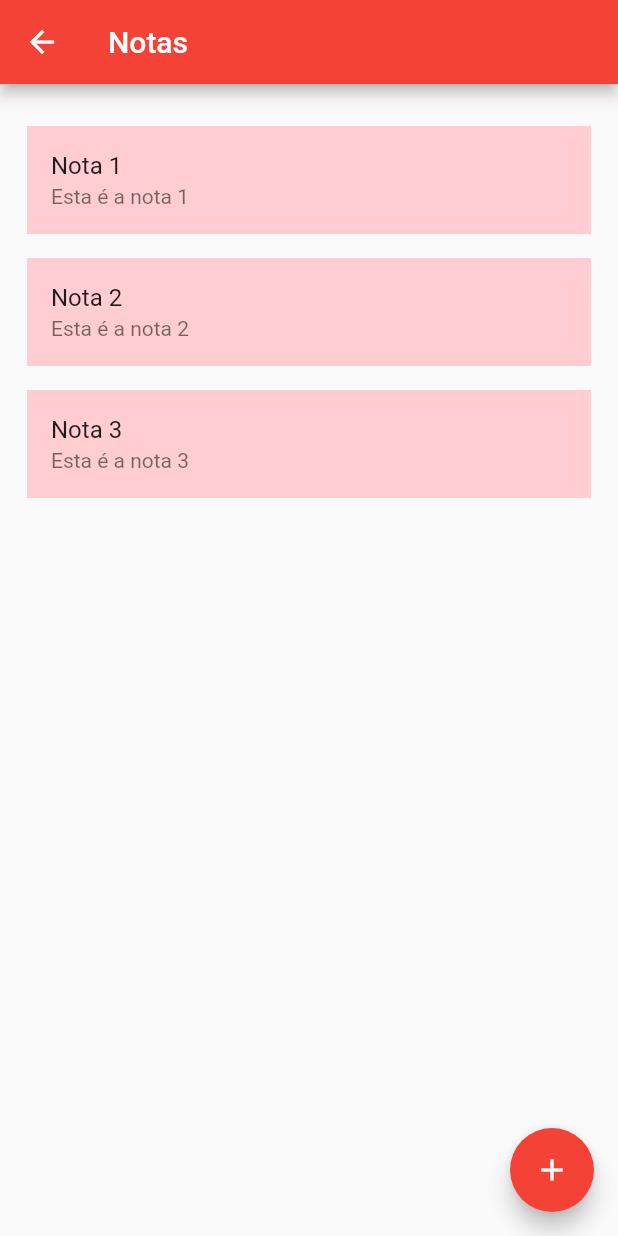
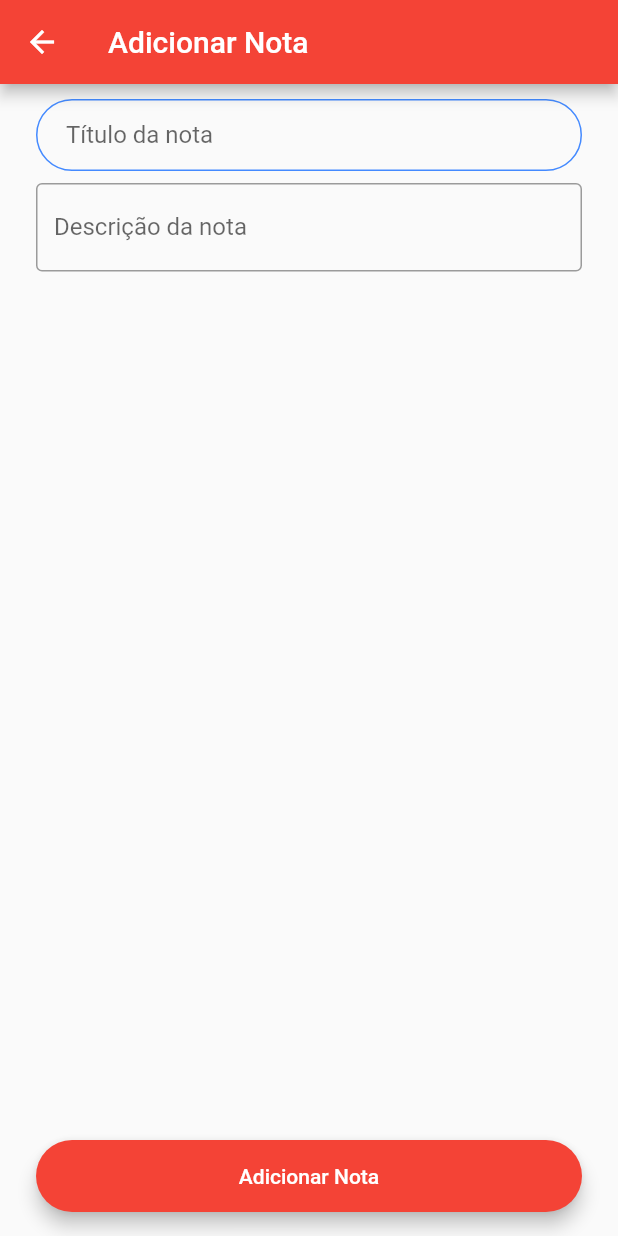
Before and after one commit to gregori/notes_flutter, a Flutter app: the MainScreen screen opened by its route, after a tap on the "add" icon, on a phone screen of 412 x 824 dp. Run offline on Flutter 3.47's test engine with Material 2 defaults, Android fonts, the phone set to English and light mode, and no system bars.

Commit message:
Tela de adição de nota

```diff
--- a/lib/main.dart
+++ b/lib/main.dart
@@ -1,4 +1,5 @@
 import 'package:flutter/material.dart';
+import 'package:notes_flutter/screens/add_notes_screen.dart';
 import 'package:notes_flutter/screens/login_screen.dart';
 import 'package:notes_flutter/screens/main_screen.dart';
 import 'package:notes_flutter/screens/register_screen.dart';
@@ -21,6 +22,7 @@ class NotesApp extends StatelessWidget {
         LoginScreen.id: (context) => const LoginScreen(),
         RegisterScreen.id: (context) => const RegisterScreen(),
         MainScreen.id: (context) => const MainScreen(),
+        AddNotesScreen.id: (context) => const AddNotesScreen(),
       },
     );
   }
--- a/lib/screens/add_notes_screen.dart
+++ b/lib/screens/add_notes_screen.dart
@@ -1 +1,67 @@
 // Tela para adicionar nova nota
+import 'package:flutter/material.dart';
+import 'package:notes_flutter/constants.dart';
+import 'package:notes_flutter/widgets/rounded_button.dart';
+
+import 'main_screen.dart';
+
+class AddNotesScreen extends StatefulWidget {
+  const AddNotesScreen({Key? key}) : super(key: key);
+
+  static const String id = 'add_notes_screen';
+
+  @override
+  _AddNotesScreenState createState() => _AddNotesScreenState();
+}
+
+class _AddNotesScreenState extends State<AddNotesScreen> {
+  @override
+  Widget build(BuildContext context) {
+    return Scaffold(
+      appBar: AppBar(
+        leading: null,
+        title: const Text('Adicionar Nota'),
+        backgroundColor: Colors.red,
+      ),
+      body: Padding(
+        padding: const EdgeInsets.symmetric(horizontal: 24.0),
+        child: Column(
+          mainAxisAlignment: MainAxisAlignment.spaceBetween,
+          crossAxisAlignment: CrossAxisAlignment.stretch,
+          children: [
+            const SizedBox(
+              height: 10.0,
+            ),
+            TextField(
+              decoration:
+                  kTextFieldDecoration.copyWith(hintText: 'Título da nota'),
+            ),
+            const SizedBox(
+              height: 8.0,
+            ),
+            const Expanded(
+              child: TextField(
+                keyboardType: TextInputType.multiline,
+                maxLines: null,
+                decoration: InputDecoration(
+                  border: OutlineInputBorder(),
+                  labelText: 'Descrição da nota',
+                ),
+              ),
+            ),
+            const SizedBox(
+              height: 10.0,
+            ),
+            RoundedButton(
+              title: 'Adicionar Nota',
+              onPressed: () {
+                Navigator.pushNamed(context, MainScreen.id);
+              },
+              color: Colors.red,
+            ),
+          ],
+        ),
+      ),
+    );
+  }
+}
--- a/lib/screens/main_screen.dart
+++ b/lib/screens/main_screen.dart
@@ -1,5 +1,6 @@
 // Tela com a listView com a lista de notas
 import 'package:flutter/material.dart';
+import 'package:notes_flutter/screens/add_notes_screen.dart';
 
 class MainScreen extends StatefulWidget {
   const MainScreen({Key? key}) : super(key: key);
@@ -61,7 +62,7 @@ class _MainScreenState extends State<MainScreen> {
       floatingActionButton: FloatingActionButton(
         backgroundColor: Colors.red,
         onPressed: () {
-          print('Nova nota');
+          Navigator.pushNamed(context, AddNotesScreen.id);
         },
         child: const Icon(Icons.add),
       ),
```
